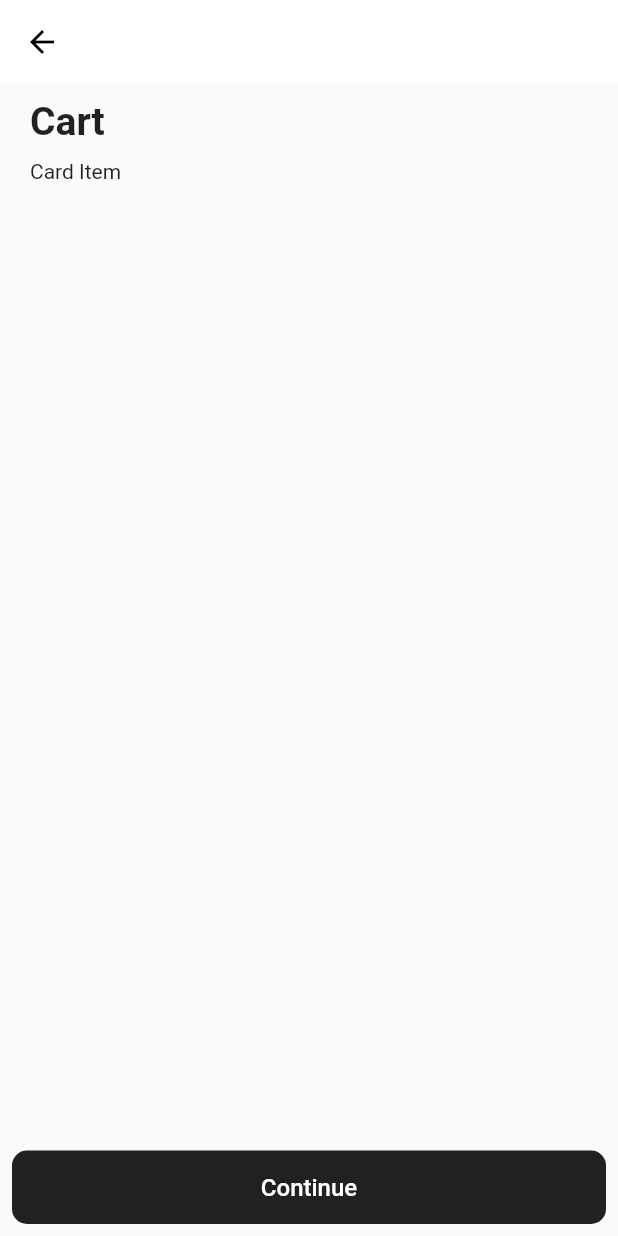
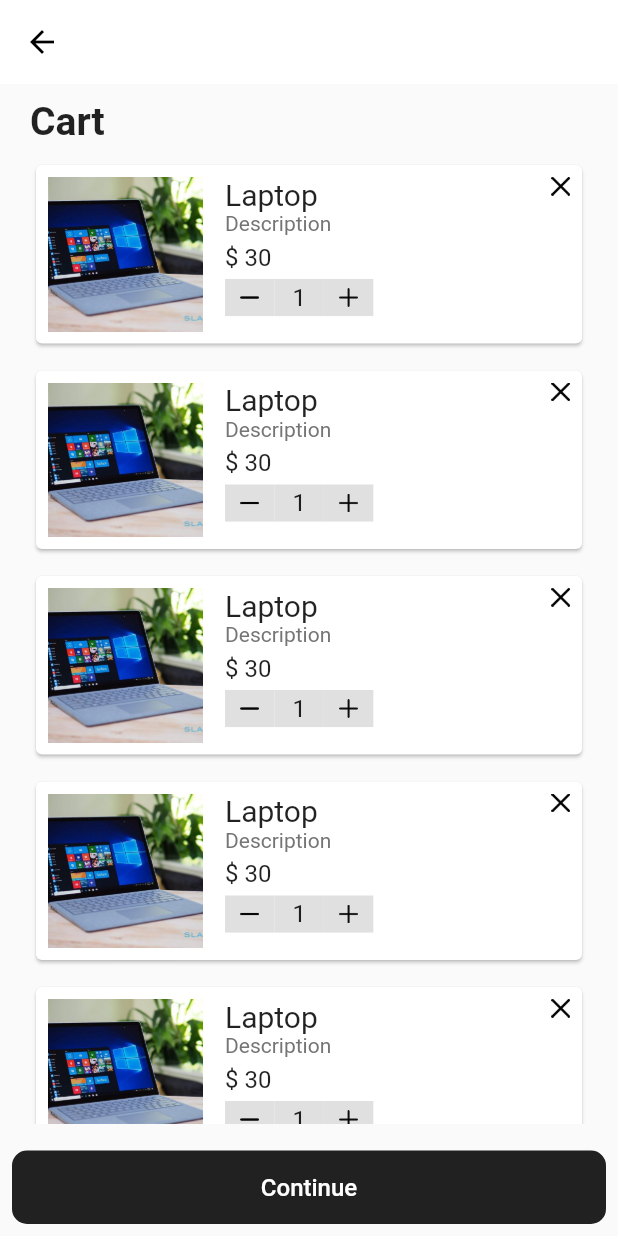
Before and after one commit to izaanjahangir/izaan-eshop-flutter, a Flutter app: the Cart screen opened by its route, on a phone screen of 412 x 824 dp. Run offline on Flutter 3.47's test engine with Material 2 defaults, Android fonts, the phone set to English and light mode, and no system bars.

Commit message:
working on cartItem

```diff
--- a/lib/screens/cart/cart.dart
+++ b/lib/screens/cart/cart.dart
@@ -35,6 +35,11 @@ class Cart extends StatelessWidget {
                           scrollDirection: Axis.vertical,
                           children: [
                             CartItem(),
+                            CartItem(),
+                            CartItem(),
+                            CartItem(),
+                            CartItem(),
+                            CartItem(),
                           ],
                         ),
                       )
--- /dev/null
+++ b/lib/screens/cart/cart_actions.dart
@@ -0,0 +1,68 @@
+import 'package:flutter/material.dart';
+
+class CartActions extends StatelessWidget {
+  @override
+  Widget build(BuildContext context) {
+    return Row(children: [
+      CartActionButton(
+        image: "assets/icons/minus-black.png",
+      ),
+      CartActionLabel(
+        label: "1",
+      ),
+      CartActionButton(
+        image: "assets/icons/plus-black.png",
+      )
+    ]);
+  }
+}
+
+class CartActionLabel extends StatelessWidget {
+  final String label;
+
+  CartActionLabel({this.label});
+
+  @override
+  Widget build(BuildContext context) {
+    double width = MediaQuery.of(context).size.width;
+
+    return Container(
+        color: Colors.grey[300],
+        width: width * 0.08,
+        height: width * 0.06,
+        child: Center(
+            child: Text(
+          label,
+          style: TextStyle(fontSize: 16),
+        )));
+  }
+}
+
+class CartActionButton extends StatelessWidget {
+  final String image;
+
+  CartActionButton({this.image});
+
+  @override
+  Widget build(BuildContext context) {
+    double width = MediaQuery.of(context).size.width;
+
+    return InkWell(
+        onTap: () {},
+        child: Ink(
+          color: Colors.grey[300],
+          child: Container(
+              width: width * 0.08,
+              height: width * 0.06,
+              child: Center(
+                child: Image(
+                  height: width * 0.03,
+                  width: width * 0.03,
+                  image: AssetImage(
+                    image,
+                  ),
+                ),
+              )),
+        ));
+  }
+}
--- a/lib/screens/cart/cart_item.dart
+++ b/lib/screens/cart/cart_item.dart
@@ -1,9 +1,67 @@
 import 'package:flutter/material.dart';
+import "package:izaan_eshop/screens/cart/cart_actions.dart";
 
 class CartItem extends StatelessWidget {
   @override
   Widget build(BuildContext context) {
+    double width = MediaQuery.of(context).size.width;
+
     return Container(
-        margin: EdgeInsets.only(bottom: 10), child: Text("Card Item"));
+        margin: EdgeInsets.only(bottom: 10),
+        child: Card(
+            child: Padding(
+          padding: const EdgeInsets.all(8.0),
+          child: Row(
+            crossAxisAlignment: CrossAxisAlignment.start,
+            children: [
+              Image.asset(
+                "assets/images/laptop.jpg",
+                width: width * 0.25,
+                height: width * 0.25,
+                fit: BoxFit.cover,
+              ),
+              SizedBox(
+                width: 15,
+              ),
+              Expanded(
+                child: Column(
+                  crossAxisAlignment: CrossAxisAlignment.start,
+                  children: [
+                    Text(
+                      "Laptop",
+                      maxLines: 1,
+                      style: TextStyle(fontSize: 20),
+                    ),
+                    Text(
+                      "Description",
+                      maxLines: 1,
+                      style: TextStyle(fontSize: 14, color: Colors.grey[600]),
+                    ),
+                    SizedBox(
+                      height: 5,
+                    ),
+                    Text(
+                      "\$ 30",
+                      maxLines: 1,
+                      style: TextStyle(fontSize: 16),
+                    ),
+                    SizedBox(
+                      height: 5,
+                    ),
+                    CartActions()
+                  ],
+                ),
+              ),
+              InkWell(
+                onTap: () {},
+                child: Image.asset(
+                  "assets/icons/close.png",
+                  width: width * 0.03,
+                  height: width * 0.03,
+                ),
+              )
+            ],
+          ),
+        )));
   }
 }
--- a/pubspec.yaml
+++ b/pubspec.yaml
@@ -47,6 +47,7 @@ flutter:
   # To add assets to your application, add an assets section, like this:
   assets:
     - ./assets/images/
+    - ./assets/icons/
 
   # An image asset can refer to one or more resolution-specific "variants", see
   # https://flutter.dev/assets-and-images/#resolution-aware.
```
Also changed, not shown: assets/icons/close.png (added), assets/icons/minus-black.png (added), assets/icons/plus-black.png (added).
